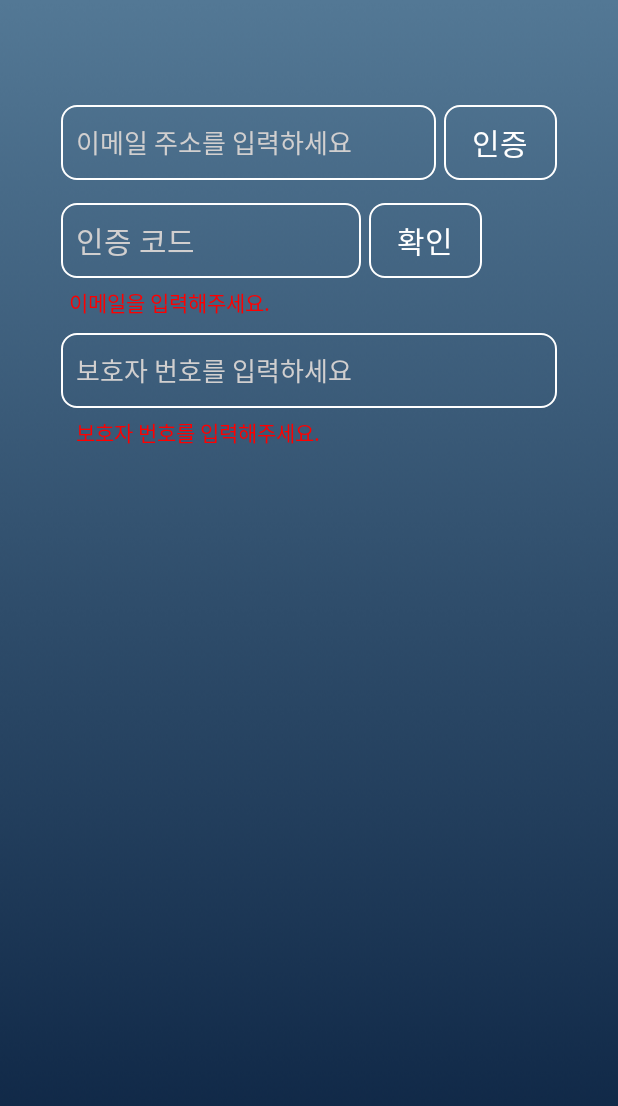
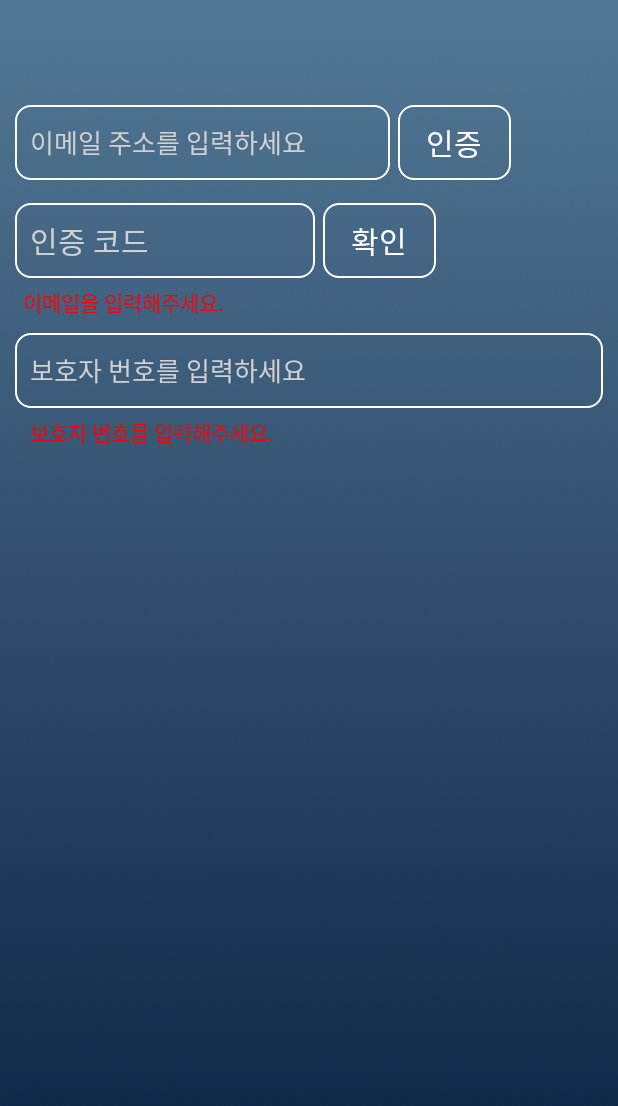
Before and after one commit to seungmin-lee/leejangkim, an Android app: the fragment Join3Fragment shown on its own in the app's theme, after a tap on "인증", on a phone screen of 412 x 824 dp. Shown: the top 1106 px of the screen. Run offline under Robolectric (Android 15) with nearby library versions, the phone set to English and light mode, and no system bars; our stand-ins replace ButterKnife; 2 statements that could not run were skipped.

Commit message:
로그인 성공 수정

```diff
--- a/app/src/main/AndroidManifest.xml
+++ b/app/src/main/AndroidManifest.xml
@@ -14,6 +14,7 @@
         <activity
             android:name=".LoginActivity"
             android:theme="@style/Theme.AppCompat.Light.NoActionBar.FullScreen"
+            android:windowSoftInputMode="adjustResize"
             >
             <intent-filter>
                 <action android:name="android.intent.action.MAIN" />
--- a/app/src/main/java/com/example/seungmin1216/team/GMailSender/GMailSender.java
+++ b/app/src/main/java/com/example/seungmin1216/team/GMailSender/GMailSender.java
@@ -46,8 +46,7 @@
     } //생성된 이메일 인증코드 반환
 
     private String createEmailCode() { //이메일 인증코드 생성
-        String[] str = {"a", "b", "c", "d", "e", "f", "g", "h", "i", "j", "k", "l", "m", "n", "o", "p", "q", "r", "s",
-                "t", "u", "v", "w", "x", "y", "z", "1", "2", "3", "4", "5", "6", "7", "8", "9"};
+        String[] str = { "1", "2", "3", "4", "5", "6", "7", "8", "9","0"};
         String newCode = new String();
 
         for (int x = 0; x < 8; x++) {
--- a/app/src/main/java/com/example/seungmin1216/team/JoinActivity.java
+++ b/app/src/main/java/com/example/seungmin1216/team/JoinActivity.java
@@ -159,6 +159,7 @@
                     public void onResponse(Call<Void> call, Response<Void> response) {
                         if (response.isSuccessful()) {
                             Log.d("lsm","전송성공");
+
                         }
                     }
 
--- a/app/src/main/res/layout/activity_join.xml
+++ b/app/src/main/res/layout/activity_join.xml
@@ -6,7 +6,9 @@
     android:layout_height="match_parent"
     tools:context=".JoinActivity"
     android:background="@drawable/back15"
-    android:orientation="vertical">
+    android:orientation="vertical"
+    android:windowSoftInputMode="adjustResize"
+    >
 
 
 
--- a/app/src/main/res/layout/activity_login.xml
+++ b/app/src/main/res/layout/activity_login.xml
@@ -1,5 +1,6 @@
 <?xml version="1.0" encoding="utf-8"?>
-<RelativeLayout xmlns:android="http://schemas.android.com/apk/res/android"
+<RelativeLayout
+    xmlns:android="http://schemas.android.com/apk/res/android"
     xmlns:app="http://schemas.android.com/apk/res-auto"
     xmlns:tools="http://schemas.android.com/tools"
     android:layout_width="match_parent"
@@ -8,6 +9,7 @@
     tools:context=".LoginActivity"
     android:orientation="vertical"
     android:id="@+id/mainLayout"
+
     >
 
     <RelativeLayout
--- a/app/src/main/res/layout/fragment_join3.xml
+++ b/app/src/main/res/layout/fragment_join3.xml
@@ -9,7 +9,7 @@
 
 
     <LinearLayout
-        android:layout_width="wrap_content"
+        android:layout_width="match_parent"
         android:layout_height="wrap_content"
         android:layout_alignParentStart="true"
         android:layout_alignParentTop="true"
```
Also changed, not shown: app/build.gradle (+3 -5 lines), app/src/main/java/com/example/seungmin1216/team/LoginActivity.java (+45 -2 lines).
